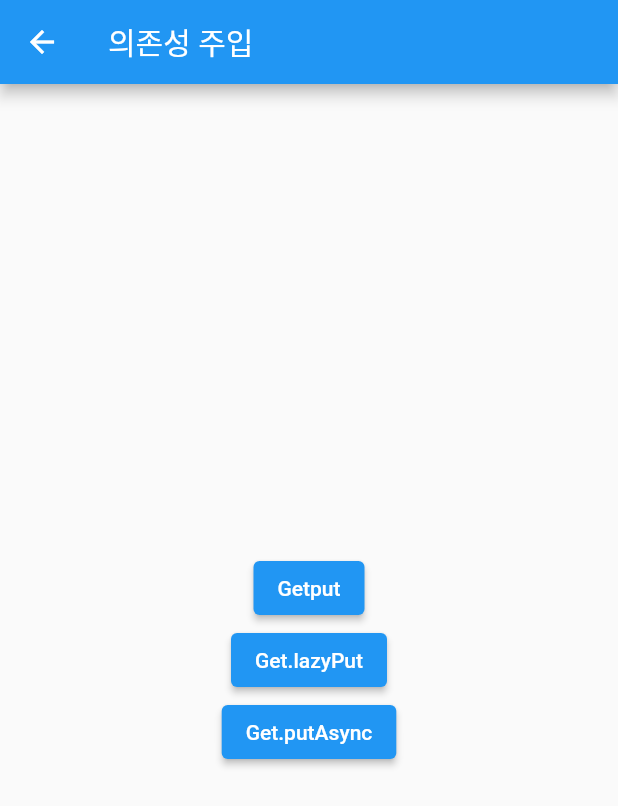
After one commit to Zephyras/getx_state_management, a Flutter app: the screen it shows after launch, after a tap on "의존성 주입", on a phone screen of 412 x 824 dp. The commit adds this screen. Shown: the top 806 px of the screen. Run offline on Flutter 3.47's test engine with Material 2 defaults, Android fonts, the phone set to English and light mode, and no system bars; our stand-ins replace get.

Commit message:
GetX 주요 기능 3가지중 종속성 관리
의존성 주입 Get.put, Get.lazyPut, GetputAsync

에 대하여 알아봄

```diff
--- /dev/null
+++ b/lib/feature/dependencys/dependency_controller.dart
@@ -0,0 +1,5 @@
+import 'package:get/get.dart';
+
+class DependencyController extends GetxController {
+  void increas() {}
+}
--- /dev/null
+++ b/lib/feature/dependencys/dependency_manage_page.dart
@@ -0,0 +1,79 @@
+import 'package:flutter/material.dart';
+import 'package:get/get.dart';
+import 'package:getx/feature/dependencys/get_lazyput.dart';
+
+import 'dependency_controller.dart';
+import 'get_put.dart';
+
+class DependencyManagePage extends StatelessWidget {
+  const DependencyManagePage({Key? key}) : super(key: key);
+
+  @override
+  Widget build(BuildContext context) {
+    return Scaffold(
+      appBar: AppBar(
+        title: Text("의존성 주입"),
+      ),
+      body: Center(
+        child: Column(
+          mainAxisAlignment: MainAxisAlignment.center,
+          children: [
+            ElevatedButton(
+                onPressed: () {
+                  Get.to(GetPut(), binding: BindingsBuilder(
+                    () {
+                      //바이딩 시킨후 확인하면 DependencyController 이니셜라이즈 되었으며
+                      //GETX에서는 바인딩된 라우터를 컨트롤러를 생성하고 삭제하는거를 알아서해준다
+                      //인스턴스를 버튼으로 적용할경우 생성이되고 뒤로 가기를 할 경우 클로즈하고 메모리에서 삭제를 해준다
+                      //인스턴스가 메모리안에 누적이되는거를 인스턴스화 표현한다. 메모리가 인스턴스에 쌓이게되면 기기가 느려진다.
+                      //그래서 삭제를 해주므로 최적화에 좋다.
+                      Get.put(DependencyController());
+                    },
+                  ));
+                },
+                child: Text("Getput")),
+            ElevatedButton(
+                onPressed: () {
+                  //GetLazyPut 에 접근할때는 메모리에 인스턴스화가 아직 안되어 있는상태이다.
+                  //페이자가 열리 접근후 대기상태가 된다. get_lazyput 확인하라.
+                  Get.to(
+                    GetLazyPut(),
+                    binding: BindingsBuilder(() {
+                      Get.lazyPut<DependencyController>(
+                          () => DependencyController());
+                    }),
+                  );
+                },
+                child: Text("Get.lazyPut")),
+            ElevatedButton(
+                onPressed: () {
+                  //페이지에 접근하면 멈추었다가 5초후 작동된다. 보통 Put()으로 서버에 올린후 처리하는편이다.
+                  Get.to(
+                    GetPut(),
+                    binding: BindingsBuilder(() {
+                      Get.putAsync<DependencyController>(() async {
+                        await Future.delayed(Duration(seconds: 5));
+                        return DependencyController();
+                      });
+                    }),
+                  );
+                },
+                child: Text("Get.putAsync")),
+            // ElevatedButton(
+            //     onPressed: () {
+            //       // 쓸일이 거의 없는 기능이다함.
+            //       Get.to(
+            //         GetPut(),
+            //         binding: BindingsBuilder(() {
+            //           Get.create<DependencyController>(
+            //               () => DependencyController());
+            //         }),
+            //       );
+            //     },
+            //     child: Text("Get.create")),
+          ],
+        ),
+      ),
+    );
+  }
+}
--- /dev/null
+++ b/lib/feature/dependencys/get_put.dart
@@ -0,0 +1,24 @@
+import 'package:flutter/material.dart';
+import 'package:get/get.dart';
+
+import 'dependency_controller.dart';
+
+class GetPut extends StatelessWidget {
+  const GetPut({Key? key}) : super(key: key);
+
+  @override
+  Widget build(BuildContext context) {
+    return Scaffold(
+      appBar: AppBar(),
+      body: ElevatedButton(
+        child: Text(""),
+        onPressed: () {
+          //페이지에 접근후 인스턴스가 메모리에 안올라가 있는상태에서 체스쳐를 할경우
+          //메모리 인스턴스화를 불러온다 그리고 put경우는 하번만 호출되지만 create는 계속 호출할 수 잇다.
+          print(Get.find<DependencyController>().hashCode);
+          Get.find<DependencyController>().increas();
+        },
+      ),
+    );
+  }
+}
--- a/lib/feature/home/view/home.dart
+++ b/lib/feature/home/view/home.dart
@@ -1,5 +1,6 @@
 import 'package:flutter/material.dart';
 import 'package:get/get.dart';
+import 'package:getx/feature/dependencys/dependency_manage_page.dart';
 import 'package:getx/feature/normal/First/first.dart';
 import 'package:getx/feature/reactive_state_manage_page/reactive_state_manage_page.dart';
 import 'package:getx/feature/simple_state_manage_page/simple_state_manage_page.dart';
@@ -85,6 +86,12 @@ class Home extends StatelessWidget {
                 Get.to(ReactiveStateManagePage());
               },
             ),
+            ElevatedButton(
+              child: Text("의존성 주입"),
+              onPressed: () {
+                Get.to(DependencyManagePage());
+              },
+            ),
           ],
         ),
       ),
```
Also changed, not shown: lib/feature/dependencys/get_lazyput.dart (added, +23 -0 lines).
